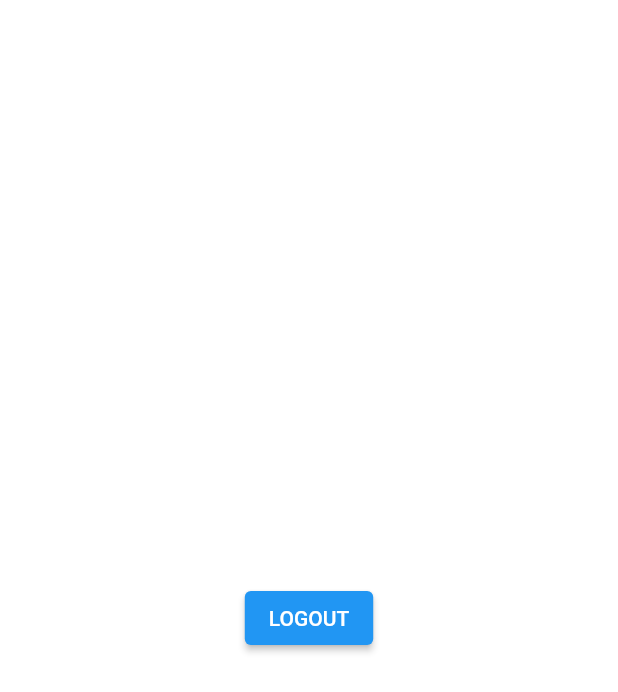
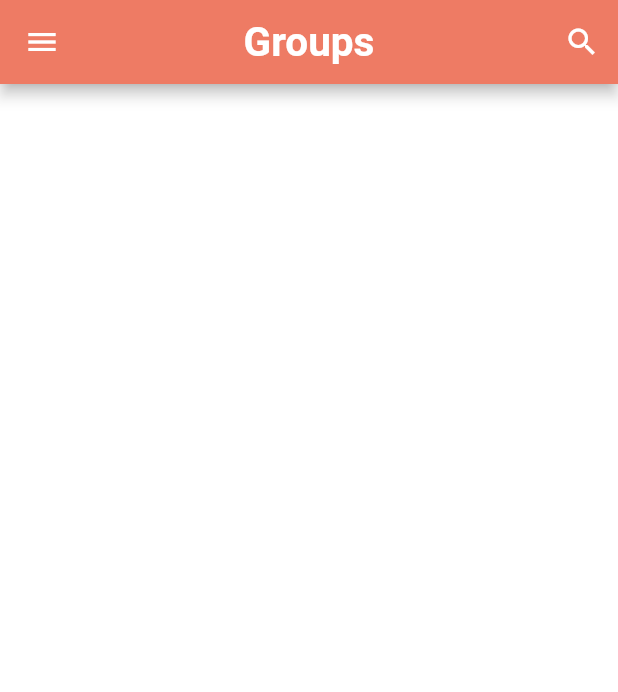
Before and after one commit to itsmohsin/chatapp_firebase, a Flutter app: the HomePage screen opened directly, on a phone screen of 412 x 824 dp. Shown: the top 692 px of the screen. Run offline on Flutter 3.47's test engine with Material 2 defaults, Android fonts, the phone set to English and light mode, and no system bars; our stand-ins replace cloud_firestore, firebase_auth, firebase_core, shared_preferences; accounts and stored records are empty.

Commit message:
Done with Home Screen UI

```diff
--- a/lib/helper/helper_function.dart
+++ b/lib/helper/helper_function.dart
@@ -28,4 +28,14 @@ class HelperFunctions {
     SharedPreferences sf = await SharedPreferences.getInstance();
     return sf.getBool(userLoggedInKey);
   }
+
+  static Future<String?> getUserEmailFromSF() async {
+    SharedPreferences sf = await SharedPreferences.getInstance();
+    return sf.getString(userEmailKey);
+  }
+
+  static Future<String?> getUserNameFromSF() async {
+    SharedPreferences sf = await SharedPreferences.getInstance();
+    return sf.getString(userNameKey);
+  }
 }
--- a/lib/pages/auth/login_page.dart
+++ b/lib/pages/auth/login_page.dart
@@ -144,7 +144,7 @@ class _LoginPageState extends State<LoginPage> {
         _isLoading = true;
       });
       await authService
-          .loginWithUserEmailandPassword(email, password)
+          .loginWithUserNameandPassword(email, password)
           .then((value) async {
         if (value == true) {
           QuerySnapshot snapshot =
@@ -154,6 +154,7 @@ class _LoginPageState extends State<LoginPage> {
           await HelperFunctions.saveUserLoggedInStatus(true);
           await HelperFunctions.saveUserEmailSF(email);
           await HelperFunctions.saveUserNameSF(snapshot.docs[0]['fullName']);
+
           nextScreenReplace(context, const HomePage());
         } else {
           showSnackbar(context, Colors.red, value);
--- a/lib/pages/auth/register_page.dart
+++ b/lib/pages/auth/register_page.dart
@@ -2,7 +2,6 @@ import 'package:chatapp_firebase/helper/helper_function.dart';
 import 'package:chatapp_firebase/pages/home_page.dart';
 import 'package:flutter/gestures.dart';
 import 'package:flutter/material.dart';
-
 import '../../service/auth_service.dart';
 import '../../widgets/widgets.dart';
 import 'login_page.dart';
--- a/lib/pages/home_page.dart
+++ b/lib/pages/home_page.dart
@@ -1,4 +1,9 @@
+import 'package:chatapp_firebase/pages/auth/login_page.dart';
+import 'package:chatapp_firebase/pages/profile_page.dart';
+import 'package:chatapp_firebase/pages/search_page.dart';
+import 'package:chatapp_firebase/widgets/widgets.dart';
 import 'package:flutter/material.dart';
+import '../helper/helper_function.dart';
 import '../service/auth_service.dart';
 
 class HomePage extends StatefulWidget {
@@ -9,16 +14,127 @@ class HomePage extends StatefulWidget {
 }
 
 class _HomePageState extends State<HomePage> {
+  String userName = "";
+  String email = "";
   AuthService authService = AuthService();
+
+  @override
+  void initState() {
+    super.initState();
+    gettingUserData();
+  }
+
+  gettingUserData() async {
+    await HelperFunctions.getUserEmailFromSF().then((value) {
+      setState(() {
+        email = value!;
+      });
+    });
+    await HelperFunctions.getUserNameFromSF().then((val) {
+      setState(() {
+        userName = val!;
+      });
+    });
+  }
+
   @override
   Widget build(BuildContext context) {
     return Scaffold(
-      body: Center(
-          child: ElevatedButton(
-        child: const Text("LOGOUT"),
-        onPressed: () {
-          authService.signOut();
-        },
+      appBar: AppBar(
+        actions: [
+          IconButton(
+              onPressed: () {
+                nextScreen(context, const SearchPage());
+              },
+              icon: const Icon(
+                Icons.search,
+              ))
+        ],
+        centerTitle: true,
+        backgroundColor: Theme.of(context).primaryColor,
+        title: const Text(
+          "Groups",
+          style: TextStyle(
+              fontSize: 27, fontWeight: FontWeight.bold, color: Colors.white),
+        ),
+      ),
+      drawer: Drawer(
+          child: ListView(
+        padding: const EdgeInsets.symmetric(vertical: 50),
+        children: <Widget>[
+          Icon(
+            Icons.account_circle,
+            size: 150,
+            color: Colors.grey[700],
+          ),
+          const SizedBox(
+            height: 15,
+          ),
+          Text(
+            userName,
+            textAlign: TextAlign.center,
+            style: const TextStyle(fontWeight: FontWeight.bold),
+          ),
+          const SizedBox(
+            height: 30,
+          ),
+          const Divider(
+            height: 2,
+          ),
+          ListTile(
+            onTap: () {},
+            selectedColor: Theme.of(context).primaryColor,
+            selected: true,
+            contentPadding:
+                const EdgeInsets.symmetric(horizontal: 20, vertical: 5),
+            leading: const Icon(Icons.group),
+            title: const Text("Groups", style: TextStyle(color: Colors.black)),
+          ),
+          ListTile(
+            onTap: () {
+              nextScreen(context, const ProfilePage());
+            },
+            contentPadding:
+                const EdgeInsets.symmetric(horizontal: 20, vertical: 5),
+            leading: const Icon(Icons.group),
+            title: const Text("Profile", style: TextStyle(color: Colors.black)),
+          ),
+          ListTile(
+            onTap: () async {
+              showDialog(
+                  barrierDismissible: false,
+                  context: context,
+                  builder: (context) {
+                    return AlertDialog(
+                      title: const Text("Logout"),
+                      content: const Text("Are you sure you want to logout?"),
+                      actions: [
+                        IconButton(
+                          onPressed: () {
+                            Navigator.pop(context);
+                          },
+                          icon: const Icon(Icons.cancel, color: Colors.red),
+                        ),
+                        IconButton(
+                          onPressed: () async {
+                            await authService.signOut();
+                            Navigator.of(context).pushAndRemoveUntil(
+                                MaterialPageRoute(
+                                    builder: (context) => const LoginPage()),
+                                (route) => false);
+                          },
+                          icon: const Icon(Icons.done, color: Colors.green),
+                        )
+                      ],
+                    );
+                  });
+            },
+            contentPadding:
+                const EdgeInsets.symmetric(horizontal: 20, vertical: 5),
+            leading: const Icon(Icons.exit_to_app),
+            title: const Text("Logout", style: TextStyle(color: Colors.black)),
+          ),
+        ],
       )),
     );
   }
--- a/lib/service/auth_service.dart
+++ b/lib/service/auth_service.dart
@@ -6,12 +6,13 @@ import 'database_service.dart';
 class AuthService {
   final FirebaseAuth firebaseAuth = FirebaseAuth.instance;
   //login
-  Future loginWithUserEmailandPassword(String email, String password) async {
+  Future loginWithUserNameandPassword(String email, String password) async {
     try {
       User user = (await firebaseAuth.signInWithEmailAndPassword(
               email: email, password: password))
           .user!;
       if (user != null) {
+        return true;
         //call our databse service to update the user data.        return true;
       }
     } on FirebaseAuthException catch (e) {
```
Also changed, not shown: lib/pages/profile_page.dart (added, +18 -0 lines), lib/pages/search_page.dart (added, +19 -0 lines).
